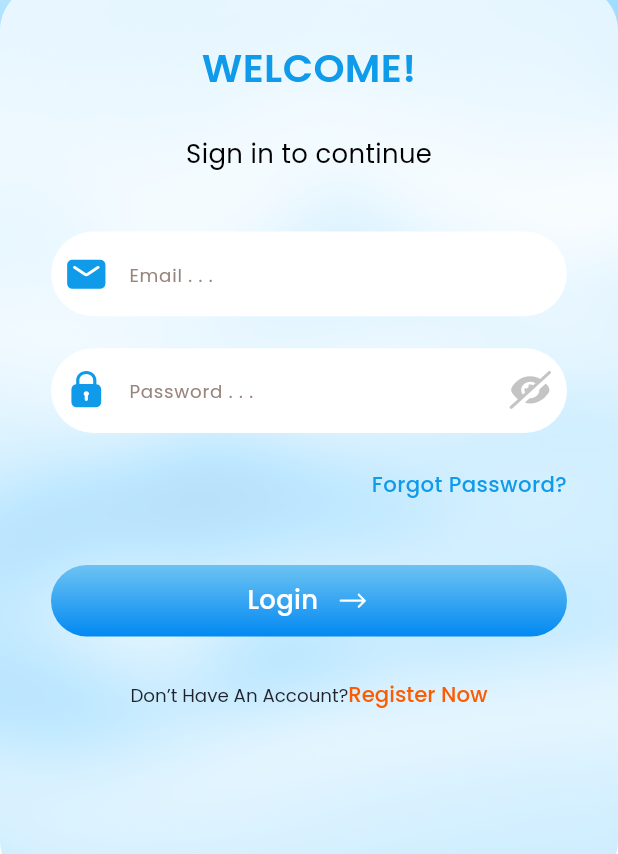
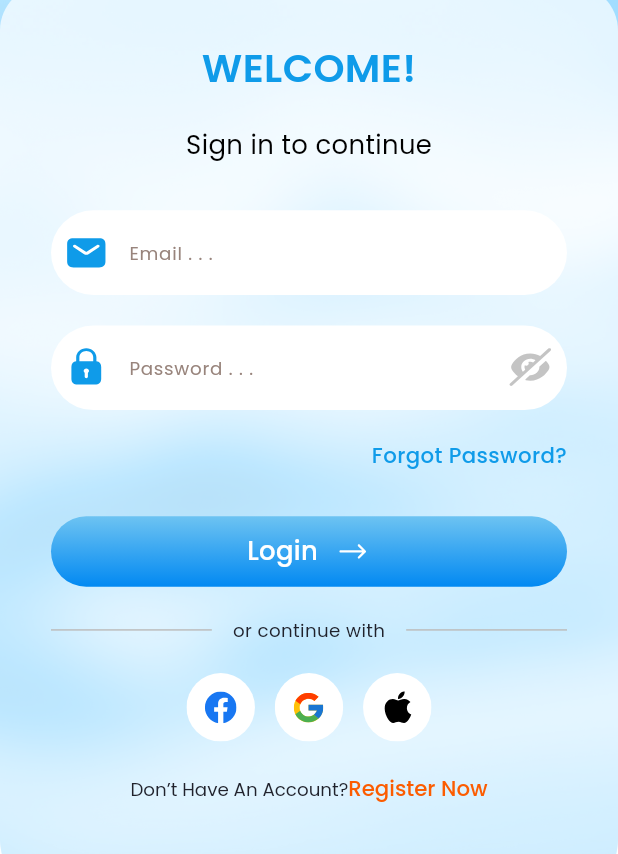
Before and after one commit to fahimmehemmod2005/Map, a Flutter app: the screen it shows after launch, on a phone screen of 412 x 824 dp, the part 382-1236 px from its top. Run offline on Flutter 3.47's test engine with Material 3 defaults, Android fonts, the phone set to English and light mode, and no system bars; our stand-ins replace flutter_screenutil, flutter_svg, get, google_fonts.

```diff
--- a/lib/app/modules/login/views/login_view.dart
+++ b/lib/app/modules/login/views/login_view.dart
@@ -2,11 +2,13 @@ import 'package:flutter/material.dart';
 import 'package:flutter_screenutil/flutter_screenutil.dart';
 import 'package:flutter_svg/svg.dart';
 import 'package:get/get.dart';
-import 'package:map/app/modules/login/views/widget/custom_elevated_button.dart';
-import 'package:map/common/widget/custom_richtext.dart';
-import 'package:map/common/widget/custom_textfield.dart';
+import 'package:map/common/widget/custom_botton/custom_elevated_button.dart';
+import 'package:map/common/widget/custom_social_button/custom_socail_button.dart';
+import 'package:map/common/widget/or_divider/or_divider.dart';
+import 'package:map/common/widget/rich_text/custom_richtext.dart';
+import 'package:map/common/widget/custom_text_form_field/custom_textfield.dart';
 import '../../../../common/custom_scaffold/scaffold.dart';
-import '../../../../common/widget/custom_container_bar.dart';
+import '../../../../common/widget/custom_container_bar/custom_container_bar.dart';
 import '../../../../utils/pictures/icons/icons.dart';
 import '../../../../utils/styles/styles.dart';
 import '../../../../utils/text/text.dart';
@@ -48,7 +50,7 @@ class LoginView extends GetView<LoginController> {
                       style: UTextStyles.title25_600w(color: Color(0xff0F9BE9)),
                     ),
 
-                    SizedBox(height: 26.h),
+                    SizedBox(height: 20.h),
 
                     //__________________Login SubTitle__________________
 
@@ -57,7 +59,7 @@ class LoginView extends GetView<LoginController> {
                       style: UTextStyles.title17_400w(color: Color(0xff000000)),
                     ),
 
-                    SizedBox(height: 38.h),
+                    SizedBox(height: 30.h),
 
                     //___________________Email Input Field________________
 
@@ -72,7 +74,7 @@ class LoginView extends GetView<LoginController> {
                       ),
                     ),
 
-                    SizedBox(height: 21.h),
+                    SizedBox(height: 20.h),
 
                     //___________________Password Input Field________________
 
@@ -92,13 +94,13 @@ class LoginView extends GetView<LoginController> {
                       ),
                     ),
 
-                    SizedBox(height: 24.h),
+                    SizedBox(height: 20.h),
 
                     //___________________Forgot Button__________________
 
                     Align(
                       alignment: AlignmentGeometry.centerRight,
-                      child: GestureDetector(
+                      child: InkWell(
                         onTap: (){},
                         child: Text(UText.loginForgotButtonText,
                         style: UTextStyles.title14_500w(color: Color(0xff0F9BE9)),
@@ -106,7 +108,7 @@ class LoginView extends GetView<LoginController> {
                       ),
                     ),
 
-                    SizedBox(height: 43.h),
+                    SizedBox(height: 30.h),
 
                     //_______________Login Elevated button____________________
 
@@ -114,10 +116,39 @@ class LoginView extends GetView<LoginController> {
                       onPressed: (){},
                       text: UText.loginButtonText,
                       textStyle: UTextStyles.title17_500w(color: Colors.white),
-                      icon: SvgPicture.asset(UIcons.loginButtonRightArrowIcon),
+                      imagePath: UIcons.loginButtonRightArrowIcon,
                     ),
 
-                    SizedBox(height: 27.h),
+                    SizedBox(height: 20.h),
+
+                    //___________________Or Divider_____________________
+
+                    OrDivider(
+                      lineColor: Colors.grey.shade400,
+                      thickness: 1,
+                      spacing: 14.0,
+                      child: Text(
+                          UText.loginOrDividerText,
+                        style: UTextStyles.title12_400w(color: Color(0xff20222C)),
+                      ),
+                    ),
+
+                    SizedBox(height: 20.h),
+
+                    //_______________Social Buttons____________________
+
+                    Row(
+                      mainAxisAlignment: MainAxisAlignment.center,
+                      children: [
+                        CustomSocialButton(imagePath: UIcons.loginFacebookIcon, onPressed: (){}),
+                        SizedBox(width: 12.w),
+                        CustomSocialButton(imagePath: UIcons.loginGoogleIcon, onPressed: (){}),
+                        SizedBox(width: 12.w),
+                        CustomSocialButton(imagePath: UIcons.loginAppleIcon, onPressed: (){}),
+                      ],
+                    ),
+
+                    SizedBox(height: 20.h),
 
                     //_______________Custom Rich Text____________________
 
--- a/lib/app/modules/splash/controllers/splash_controller.dart
+++ b/lib/app/modules/splash/controllers/splash_controller.dart
@@ -11,7 +11,7 @@ class SplashController extends GetxController {
   }
 
   void jumpToNextScreen() async {
-    //  loading progress
+    // loading progress
     for (int i = 0; i <= 100; i++) {
       await Future.delayed(Duration(milliseconds: 30));
       progress.value = i / 100;
--- a/lib/app/routes/app_pages.dart
+++ b/lib/app/routes/app_pages.dart
@@ -12,7 +12,7 @@ part 'app_routes.dart';
 class AppPages {
   AppPages._();
 
-  static const INITIAL = Routes.LOGIN;
+  static const INITIAL = Routes.SPLASH;
 
   static final routes = [
     GetPage(
--- a/lib/app/modules/login/views/widget/custom_elevated_button.dart
+++ b/lib/common/widget/custom_botton/custom_elevated_button.dart
@@ -1,11 +1,12 @@
 import 'package:flutter/material.dart';
 import 'package:flutter_screenutil/flutter_screenutil.dart';
+import 'package:flutter_svg/svg.dart';
 
 class CustomElevatedButton extends StatelessWidget {
   final String text;
+  final String imagePath;
   final VoidCallback onPressed;
   final double height;
-  final double width;
   final double borderRadius;
   final TextStyle? textStyle;
   final Widget? icon;
@@ -13,10 +14,10 @@ class CustomElevatedButton extends StatelessWidget {
 
   const CustomElevatedButton({
     Key? key,
+    required this.imagePath,
     required this.text,
     required this.onPressed,
     this.height = 47.0,
-    this.width = double.infinity,
     this.borderRadius = 60.0,
     this.textStyle,
     this.icon,
@@ -26,8 +27,7 @@ class CustomElevatedButton extends StatelessWidget {
   @override
   Widget build(BuildContext context) {
     return Container(
-      height: height.h,
-      width: width.w,
+      height: height,
       decoration: BoxDecoration(
         gradient: LinearGradient(
           colors: gradientColors ?? [Color(0xff6DC3F2), Color(0xff0289F2)],
@@ -36,20 +36,17 @@ class CustomElevatedButton extends StatelessWidget {
         ),
         borderRadius: BorderRadius.circular(borderRadius.r),
       ),
-      child: Material(
-        color: Colors.transparent,
       child: InkWell(
         onTap: onPressed,
         borderRadius: BorderRadius.circular(borderRadius.r),
-          child: Center(
         child: Row(
-              mainAxisSize: MainAxisSize.min,
+          mainAxisAlignment: MainAxisAlignment.center,
           children: [
             Text(text, style: textStyle),
-                if (icon != null) ...[SizedBox(width: 10.w), icon!],
+            SizedBox(width: 10.w),
+            SvgPicture.asset(imagePath, height: 24.h, width: 24.h,
+            ),
           ],
-            ),
-          ),
         ),
       ),
     );
--- /dev/null
+++ b/lib/common/widget/custom_social_button/custom_socail_button.dart
@@ -0,0 +1,26 @@
+import 'package:flutter/material.dart';
+import 'package:flutter_screenutil/flutter_screenutil.dart';
+import 'package:flutter_svg/flutter_svg.dart';
+
+class CustomSocialButton extends StatelessWidget {
+  final String imagePath;
+  final VoidCallback onPressed;
+
+  const CustomSocialButton({
+    super.key,
+    required this.imagePath,
+    required this.onPressed,
+  });
+
+  @override
+  Widget build(BuildContext context) {
+    return InkWell(
+      onTap: onPressed,
+      child: SvgPicture.asset(
+        imagePath,
+        height: 45.h,
+        width: 45.h,
+      ),
+    );
+  }
+}
--- /dev/null
+++ b/lib/common/widget/or_divider/or_divider.dart
@@ -0,0 +1,43 @@
+import 'package:flutter/material.dart';
+
+
+class OrDivider extends StatelessWidget {
+  // final String text;
+  final Widget? child;
+  final Color? lineColor;
+  final double? thickness;
+  final double? spacing;
+
+  const OrDivider({
+    Key? key,
+    // this.text = 'OR',
+    this.child,
+    this.lineColor,
+    this.thickness,
+    this.spacing,
+  }) : super(key: key);
+
+  @override
+  Widget build(BuildContext context) {
+    return Row(
+      children: [
+        Expanded(
+          child: Divider(
+            color: lineColor,
+            thickness: thickness,
+          ),
+        ),
+        Padding(
+          padding: EdgeInsets.symmetric(horizontal: spacing!),
+          child: child,
+        ),
+        Expanded(
+          child: Divider(
+            color: lineColor ?? Colors.grey[300],
+            thickness: thickness,
+          ),
+        ),
+      ],
+    );
+  }
+}
```
Also changed, not shown: lib/common/widget/custom_container_bar/custom_container_bar.dart (renamed from lib/common/widget/custom_container_bar.dart), lib/common/widget/custom_text_form_field/custom_textfield.dart (renamed from lib/common/widget/custom_textfield.dart), lib/common/widget/rich_text/custom_richtext.dart (renamed from lib/common/widget/custom_richtext.dart). Lines whose indentation alone changed are shown as unchanged.
